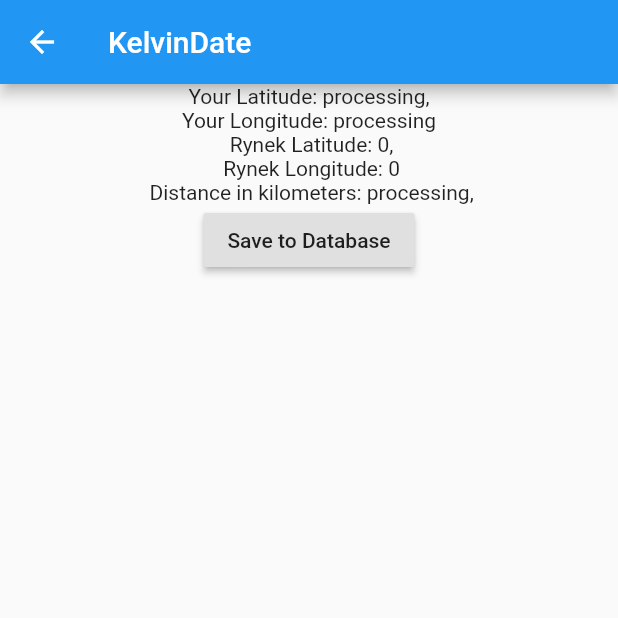
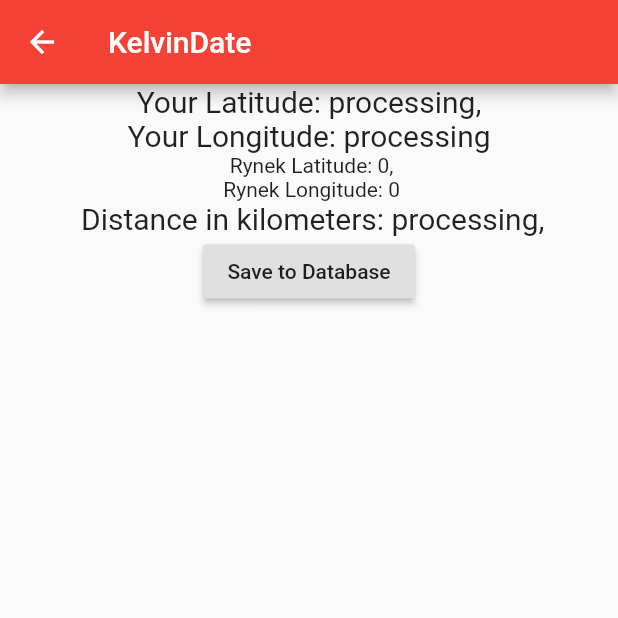
Before and after one commit to kinopek/Kelvin_Date, a Flutter app: the screen it shows after launch, after a tap on "Log In!", on a phone screen of 412 x 824 dp, the top half of it. Run offline on Flutter 3.47's test engine with Material 2 defaults, Android fonts, the phone set to English and light mode, and no system bars; our stand-ins replace firebase_database, geolocator; missing offline and left inert: geocoder; accounts and stored records are empty.

Commit message:
better UI

```diff
--- a/lib/geolocation.dart
+++ b/lib/geolocation.dart
@@ -92,16 +92,32 @@ class GeolocationExampleState extends State
     return Scaffold(
       appBar: AppBar(
         title: Text('KelvinDate'),
+        backgroundColor: Colors.red,
       ),
       body: Center(
         child: Column(
           children: <Widget>
         [
-            Text('Your Latitude: ${_position != null ? _position.latitude.toString() : 'processing'},' ),
-            Text('Your Longitude: ${_position != null ? _position.longitude.toString() : 'processing'}'),
+            Text('Your Latitude: ${_position != null ? _position.latitude.toString() : 'processing'},',
+          style: TextStyle(
+             // color: Colors.red,
+              fontSize: 20
+          )
+      ),
+            Text('Your Longitude: ${_position != null ? _position.longitude.toString() : 'processing'}',
+                style: TextStyle(
+                  // color: Colors.red,
+                    fontSize: 20
+                )
+            ),
             Text(' Rynek Latitude: ${_coordinates != null ? _coordinates.latitude.toString() : 'processing'},'),
             Text(' Rynek Longitude: ${_coordinates != null ? _coordinates.longitude.toString() : 'processing'}'),
-            Text(' Distance in kilometers: ${_position != null ? updateDistance() : 'processing'},' ),
+            Text(' Distance in kilometers: ${_position != null ? updateDistance() : 'processing'},' ,
+                style: TextStyle(
+                  // color: Colors.red,
+                    fontSize: 20
+                )
+            ),
             RaisedButton(child: Text('Save to Database'), onPressed: () {f.createRecord(_position.latitude, _position.longitude);},)
         ]
             )
--- a/lib/loging.dart
+++ b/lib/loging.dart
@@ -2,6 +2,7 @@ import 'dart:async';
 import 'dart:collection';
 //import 'dart:html';
 import 'dart:math' show cos, sqrt, asin;
+import 'package:flutter/cupertino.dart';
 import 'package:flutter/material.dart';
 import 'package:geolocator/geolocator.dart';
 //import 'package:english_words/english_words.dart';
@@ -22,15 +23,54 @@ class LogingState extends State
   Widget build(BuildContext context) {
     return Scaffold(
       appBar: AppBar(
-        title: Text('KelvinDate'),
+        backgroundColor: Colors.red,
+        title: Text('Log In'),
+
       ),
       body: Center(
           child: Column(
               children: <Widget>
               [
-                Text('Welcome to KelvinDate' ),
-                Text('Your Login:' ),
-                Text('Your Password:' ),
+
+                Text('Welcome to KelvinDate',
+                    style: TextStyle(
+                        color: Colors.red,
+                        fontWeight: FontWeight.bold,
+                        fontSize: 30
+                        )
+                ),
+           TextFormField(
+            decoration: InputDecoration
+              (
+                labelText: 'Your Login:',
+                icon: Icon(Icons.person),
+             hintText: 'What username you registered with?',
+             ),
+
+        onSaved: (String value) {
+          // This optional block of code can be used to run
+          // code when the user saves the form.
+        },
+        validator: (String value) {
+          return value.contains('@') ? 'Do not use the @ char. It is not an email' : null;
+        },
+            ),
+                TextFormField(
+                  decoration: InputDecoration
+                    (
+                    labelText: 'Your Password:',
+                    icon: Icon(Icons.lock),
+                    hintText: 'Please enter your password',
+                  ),
+
+                  onSaved: (String value) {
+                    // This optional block of code can be used to run
+                    // code when the user saves the form.
+                  },
+                  validator: (String value)
+                  {
+                  },
+                ),
                 RaisedButton(child: Text('Log In!'), onPressed: ()
                 {
                   Navigator.push
```
Also changed, not shown: lib/forgot.dart (+30 -4 lines), lib/register.dart (+70 -4 lines).
